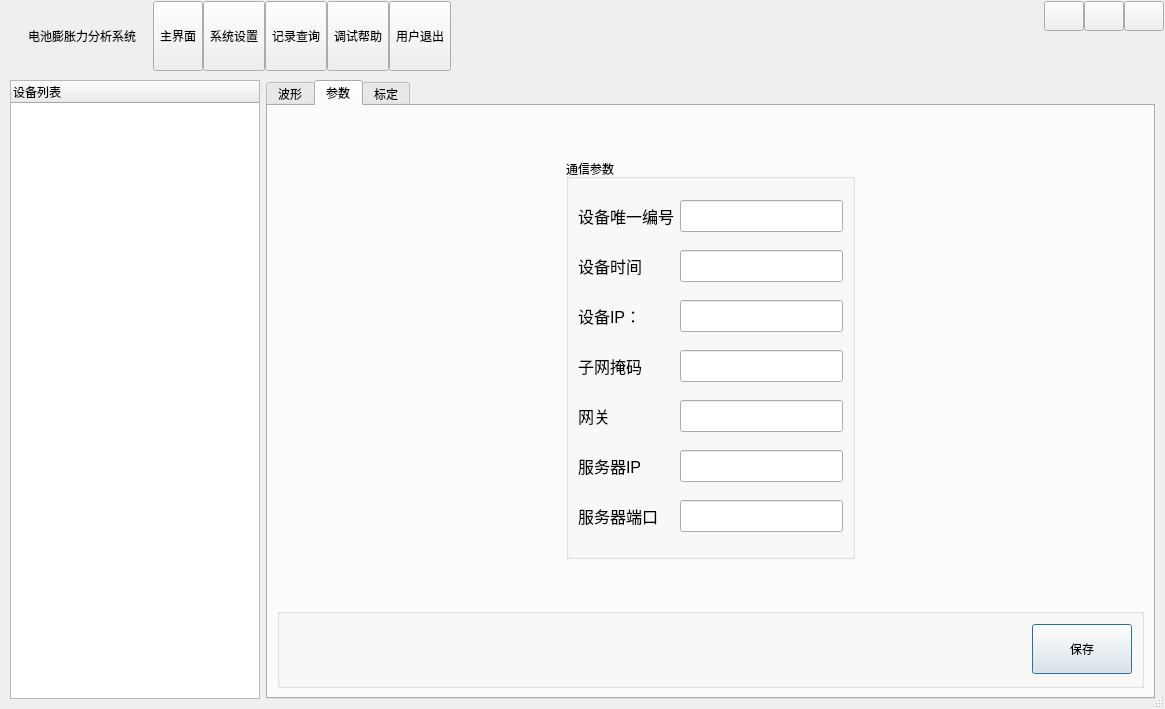
Before: the Qt Designer form MainWnd.ui in byteman/bullet, drawn with Qt 5.
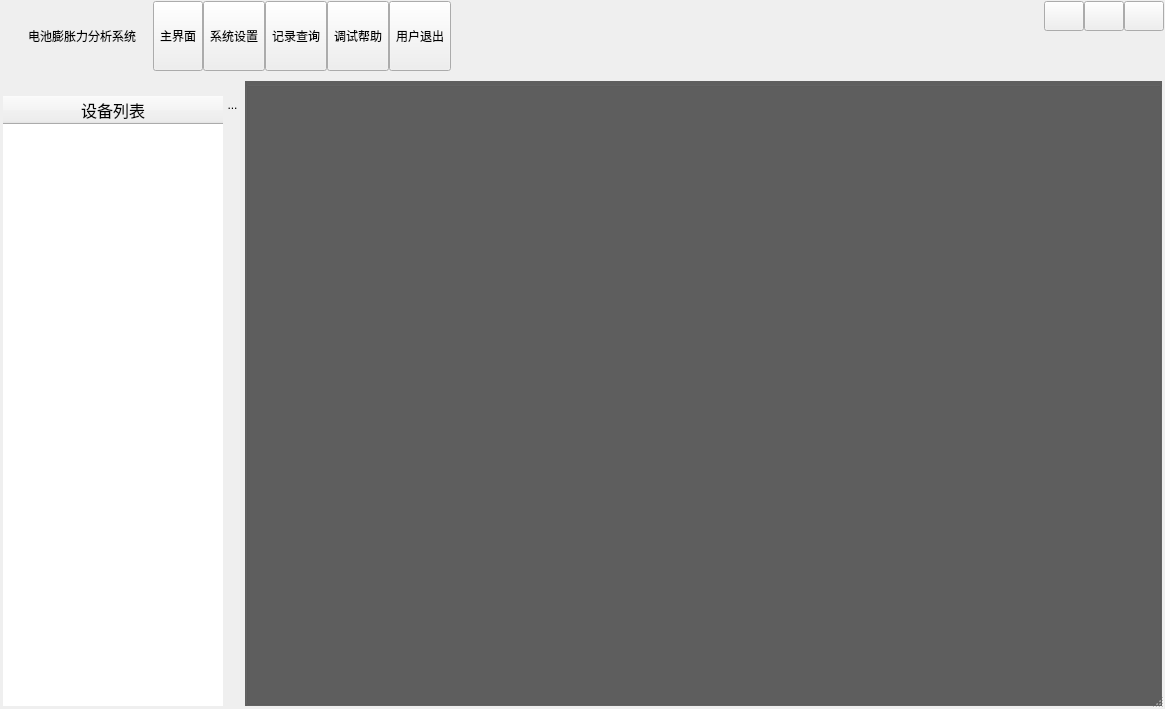
After: the same form once the commit is applied. The open tabs and pages were chosen to show the change. Icons and pictures are not drawn. Custom widgets are drawn as their Qt base class.

The edit to the form file:
```diff
--- a/MainWnd.ui
+++ b/MainWnd.ui
@@ -346,658 +346,197 @@
       <number>0</number>
      </property>
      <widget class="QWidget" name="page1">
-      <layout class="QHBoxLayout" name="horizontalLayout_7">
+      <layout class="QHBoxLayout" name="horizontalLayout_4">
+       <property name="spacing">
+        <number>2</number>
+       </property>
+       <property name="leftMargin">
+        <number>2</number>
+       </property>
+       <property name="topMargin">
+        <number>10</number>
+       </property>
+       <property name="rightMargin">
+        <number>2</number>
+       </property>
+       <property name="bottomMargin">
+        <number>2</number>
+       </property>
        <item>
-        <widget class="QTreeWidget" name="treeWidget">
+        <widget class="QWidget" name="widgetDocker" native="true">
          <property name="sizePolicy">
-          <sizepolicy hsizetype="Preferred" vsizetype="Expanding">
+          <sizepolicy hsizetype="Fixed" vsizetype="Preferred">
            <horstretch>0</horstretch>
            <verstretch>0</verstretch>
           </sizepolicy>
          </property>
          <property name="minimumSize">
           <size>
-           <width>250</width>
+           <width>0</width>
            <height>0</height>
           </size>
          </property>
-         <column>
-          <property name="text">
-           <string>设备列表</string>
+         <property name="styleSheet">
+          <string notr="true">border:0px solid ;</string>
+         </property>
+         <layout class="QHBoxLayout" name="horizontalLayout">
+          <property name="spacing">
+           <number>0</number>
           </property>
-         </column>
+          <property name="leftMargin">
+           <number>0</number>
+          </property>
+          <property name="topMargin">
+           <number>15</number>
+          </property>
+          <property name="rightMargin">
+           <number>0</number>
+          </property>
+          <property name="bottomMargin">
+           <number>0</number>
+          </property>
+          <item>
+           <widget class="QTreeWidget" name="treeWidget">
+            <property name="sizePolicy">
+             <sizepolicy hsizetype="Fixed" vsizetype="Expanding">
+              <horstretch>0</horstretch>
+              <verstretch>0</verstretch>
+             </sizepolicy>
+            </property>
+            <property name="minimumSize">
+             <size>
+              <width>220</width>
+              <height>0</height>
+             </size>
+            </property>
+            <property name="maximumSize">
+             <size>
+              <width>200</width>
+              <height>16777215</height>
+             </size>
+            </property>
+            <property name="styleSheet">
+             <string notr="true">border:0px;</string>
+            </property>
+            <property name="autoScroll">
+             <bool>false</bool>
+            </property>
+            <property name="animated">
+             <bool>true</bool>
+            </property>
+            <property name="columnCount">
+             <number>1</number>
+            </property>
+            <attribute name="headerVisible">
+             <bool>true</bool>
+            </attribute>
+            <attribute name="headerDefaultSectionSize">
+             <number>180</number>
+            </attribute>
+            <attribute name="headerMinimumSectionSize">
+             <number>38</number>
+            </attribute>
+            <column>
+             <property name="text">
+              <string>设备列表</string>
+             </property>
+             <property name="font">
+              <font>
+               <pointsize>12</pointsize>
+              </font>
+             </property>
+             <property name="textAlignment">
+              <set>AlignCenter</set>
+             </property>
+             <property name="background">
+              <color>
+               <red>255</red>
+               <green>255</green>
+               <blue>255</blue>
+              </color>
+             </property>
+             <property name="foreground">
+              <brush brushstyle="NoBrush">
+               <color alpha="255">
+                <red>255</red>
+                <green>255</green>
+                <blue>255</blue>
+               </color>
+              </brush>
+             </property>
+            </column>
+           </widget>
+          </item>
+          <item>
+           <layout class="QVBoxLayout" name="verticalLayout_4">
+            <item>
+             <widget class="QToolButton" name="btnShou">
+              <property name="styleSheet">
+               <string notr="true">background-color: rgba(93, 93, 93, 10);
+border:0px;
+
+QToolButton#btnShou:hover{
+	border:1px solid red;
+}</string>
+              </property>
+              <property name="text">
+               <string>...</string>
+              </property>
+              <property name="icon">
+               <iconset resource="img.qrc">
+                <normaloff>:/image/shou.png</normaloff>:/image/shou.png</iconset>
+              </property>
+             </widget>
+            </item>
+            <item>
+             <spacer name="verticalSpacer_6">
+              <property name="orientation">
+               <enum>Qt::Vertical</enum>
+              </property>
+              <property name="sizeHint" stdset="0">
+               <size>
+                <width>20</width>
+                <height>498</height>
+               </size>
+              </property>
+             </spacer>
+            </item>
+           </layout>
+          </item>
+         </layout>
         </widget>
        </item>
        <item>
-        <widget class="QTabWidget" name="tabWidget">
-         <property name="currentIndex">
-          <number>0</number>
+        <widget class="QGroupBox" name="gbDevices">
+         <property name="sizePolicy">
+          <sizepolicy hsizetype="Expanding" vsizetype="Preferred">
+           <horstretch>0</horstretch>
+           <verstretch>0</verstretch>
+          </sizepolicy>
          </property>
-         <widget class="QWidget" name="tab">
-          <attribute name="title">
-           <string>波形</string>
-          </attribute>
-          <layout class="QVBoxLayout" name="verticalLayout_7">
-           <item>
-            <widget class="QGroupBox" name="gbDevices">
-             <property name="styleSheet">
-              <string notr="true">background-color: rgb(95, 95, 95);</string>
-             </property>
-             <property name="title">
-              <string/>
-             </property>
-             <layout class="QVBoxLayout" name="verticalLayout_14"/>
-            </widget>
-           </item>
-          </layout>
-         </widget>
-         <widget class="QWidget" name="tab_2">
-          <attribute name="title">
-           <string>参数</string>
-          </attribute>
-          <layout class="QVBoxLayout" name="verticalLayout_4">
-           <item>
-            <spacer name="verticalSpacer_3">
-             <property name="orientation">
-              <enum>Qt::Vertical</enum>
-             </property>
-             <property name="sizeHint" stdset="0">
-              <size>
-               <width>20</width>
-               <height>40</height>
-              </size>
-             </property>
-            </spacer>
-           </item>
-           <item>
-            <layout class="QHBoxLayout" name="horizontalLayout_8">
-             <item>
-              <spacer name="horizontalSpacer_6">
-               <property name="orientation">
-                <enum>Qt::Horizontal</enum>
-               </property>
-               <property name="sizeHint" stdset="0">
-                <size>
-                 <width>40</width>
-                 <height>20</height>
-                </size>
-               </property>
-              </spacer>
-             </item>
-             <item>
-              <widget class="QGroupBox" name="groupBox_6">
-               <property name="sizePolicy">
-                <sizepolicy hsizetype="Preferred" vsizetype="Preferred">
-                 <horstretch>0</horstretch>
-                 <verstretch>0</verstretch>
-                </sizepolicy>
-               </property>
-               <property name="minimumSize">
-                <size>
-                 <width>0</width>
-                 <height>400</height>
-                </size>
-               </property>
-               <property name="maximumSize">
-                <size>
-                 <width>100000</width>
-                 <height>100000</height>
-                </size>
-               </property>
-               <property name="title">
-                <string>通信参数</string>
-               </property>
-               <layout class="QGridLayout" name="gridLayout">
-                <item row="1" column="0">
-                 <widget class="QLabel" name="label_8">
-                  <property name="font">
-                   <font>
-                    <family>Arial</family>
-                    <pointsize>12</pointsize>
-                   </font>
-                  </property>
-                  <property name="text">
-                   <string>设备唯一编号</string>
-                  </property>
-                 </widget>
-                </item>
-                <item row="2" column="1">
-                 <widget class="QLineEdit" name="edtTime">
-                  <property name="minimumSize">
-                   <size>
-                    <width>0</width>
-                    <height>32</height>
-                   </size>
-                  </property>
-                  <property name="font">
-                   <font>
-                    <family>Arial</family>
-                    <pointsize>12</pointsize>
-                   </font>
-                  </property>
-                  <property name="text">
-                   <string/>
-                  </property>
-                 </widget>
-                </item>
-                <item row="3" column="0">
-                 <widget class="QLabel" name="label_13">
-                  <property name="font">
-                   <font>
-                    <family>Arial</family>
-                    <pointsize>12</pointsize>
-                   </font>
-                  </property>
-                  <property name="text">
-                   <string>设备IP：</string>
-                  </property>
-                 </widget>
-                </item>
-                <item row="4" column="1">
-                 <widget class="QLineEdit" name="edtNetmask">
-                  <property name="minimumSize">
-                   <size>
-                    <width>0</width>
-                    <height>32</height>
-                   </size>
-                  </property>
-                  <property name="font">
-                   <font>
-                    <family>Arial</family>
-                    <pointsize>12</pointsize>
-                   </font>
-                  </property>
-                  <property name="text">
-                   <string/>
-                  </property>
-                 </widget>
-                </item>
-                <item row="5" column="0">
-                 <widget class="QLabel" name="label_18">
-                  <property name="font">
-                   <font>
-                    <family>Arial</family>
-                    <pointsize>12</pointsize>
-                   </font>
-                  </property>
-                  <property name="text">
-                   <string>网关</string>
-                  </property>
-                 </widget>
-                </item>
-                <item row="5" column="1">
-                 <widget class="QLineEdit" name="edtGateway">
-                  <property name="minimumSize">
-                   <size>
-                    <width>0</width>
-                    <height>32</height>
-                   </size>
-                  </property>
-                  <property name="font">
-                   <font>
-                    <family>Arial</family>
-                    <pointsize>12</pointsize>
-                   </font>
-                  </property>
-                  <property name="text">
-                   <string/>
-                  </property>
-                 </widget>
-                </item>
-                <item row="2" column="0">
-                 <widget class="QLabel" name="label_7">
-                  <property name="font">
-                   <font>
-                    <family>Arial</family>
-                    <pointsize>12</pointsize>
-                   </font>
-                  </property>
-                  <property name="text">
-                   <string>设备时间</string>
-                  </property>
-                 </widget>
-                </item>
-                <item row="4" column="0">
-                 <widget class="QLabel" name="label_17">
-                  <property name="font">
-                   <font>
-                    <family>Arial</family>
-                    <pointsize>12</pointsize>
-                   </font>
-                  </property>
-                  <property name="text">
-                   <string>子网掩码</string>
-                  </property>
-                 </widget>
-                </item>
-                <item row="1" column="1">
-                 <widget class="QLineEdit" name="edtDevId">
-                  <property name="minimumSize">
-                   <size>
-                    <width>0</width>
-                    <height>32</height>
-                   </size>
-                  </property>
-                  <property name="font">
-                   <font>
-                    <family>Arial</family>
-                    <pointsize>12</pointsize>
-                   </font>
-                  </property>
-                 </widget>
-                </item>
-                <item row="6" column="0">
-                 <widget class="QLabel" name="label_14">
-                  <property name="font">
-                   <font>
-                    <family>Arial</family>
-                    <pointsize>12</pointsize>
-                   </font>
-                  </property>
-                  <property name="text">
-                   <string>服务器IP</string>
-                  </property>
-                 </widget>
-                </item>
-                <item row="6" column="1">
-                 <widget class="QLineEdit" name="edtServerIp">
-                  <property name="minimumSize">
-                   <size>
-                    <width>0</width>
-                    <height>32</height>
-                   </size>
-                  </property>
-                  <property name="font">
-                   <font>
-                    <family>Arial</family>
-                    <pointsize>12</pointsize>
-                   </font>
-                  </property>
-                  <property name="text">
-                   <string/>
-                  </property>
-                 </widget>
-                </item>
-                <item row="7" column="0">
-                 <widget class="QLabel" name="label_20">
-                  <property name="font">
-                   <font>
-                    <family>Arial</family>
-                    <pointsize>12</pointsize>
-                   </font>
-                  </property>
-                  <property name="text">
-                   <string>服务器端口</string>
-                  </property>
-                 </widget>
-                </item>
-                <item row="7" column="1">
-                 <widget class="QLineEdit" name="edtServerPort">
-                  <property name="minimumSize">
-                   <size>
-                    <width>0</width>
-                    <height>32</height>
-                   </size>
-                  </property>
-                  <property name="font">
-                   <font>
-                    <family>Arial</family>
-                    <pointsize>12</pointsize>
-                   </font>
-                  </property>
-                  <property name="text">
-                   <string/>
-                  </property>
-                 </widget>
-                </item>
-                <item row="3" column="1">
-                 <widget class="QLineEdit" name="edtDevIp">
-                  <property name="minimumSize">
-                   <size>
-                    <width>0</width>
-                    <height>32</height>
-                   </size>
-                  </property>
-                  <property name="font">
-                   <font>
-                    <family>Arial</family>
-                    <pointsize>12</pointsize>
-                   </font>
-                  </property>
-                  <property name="text">
-                   <string/>
-                  </property>
-                 </widget>
-                </item>
-               </layout>
-              </widget>
-             </item>
-             <item>
-              <spacer name="horizontalSpacer_7">
-               <property name="orientation">
-                <enum>Qt::Horizontal</enum>
-               </property>
-               <property name="sizeHint" stdset="0">
-                <size>
-                 <width>40</width>
-                 <height>20</height>
-                </size>
-               </property>
-              </spacer>
-             </item>
-            </layout>
-           </item>
-           <item>
-            <spacer name="verticalSpacer_2">
-             <property name="orientation">
-              <enum>Qt::Vertical</enum>
-             </property>
-             <property name="sizeHint" stdset="0">
-              <size>
-               <width>20</width>
-               <height>40</height>
-              </size>
-             </property>
-            </spacer>
-           </item>
-           <item>
-            <widget class="QGroupBox" name="groupBox_7">
-             <property name="sizePolicy">
-              <sizepolicy hsizetype="Preferred" vsizetype="Fixed">
-               <horstretch>0</horstretch>
-               <verstretch>0</verstretch>
-              </sizepolicy>
-             </property>
-             <property name="minimumSize">
-              <size>
-               <width>0</width>
-               <height>80</height>
-              </size>
-             </property>
-             <property name="title">
-              <string/>
-             </property>
-             <layout class="QHBoxLayout" name="horizontalLayout_5">
-              <item>
-               <spacer name="horizontalSpacer_2">
-                <property name="orientation">
-                 <enum>Qt::Horizontal</enum>
-                </property>
-                <property name="sizeHint" stdset="0">
-                 <size>
-                  <width>811</width>
-                  <height>20</height>
-                 </size>
-                </property>
-               </spacer>
-              </item>
-              <item>
-               <widget class="QPushButton" name="btnSavePara">
-                <property name="minimumSize">
-                 <size>
-                  <width>100</width>
-                  <height>50</height>
-                 </size>
-                </property>
-                <property name="text">
-                 <string>保存</string>
-                </property>
-               </widget>
-              </item>
-             </layout>
-            </widget>
-           </item>
-          </layout>
-         </widget>
-         <widget class="QWidget" name="widget">
-          <attribute name="title">
-           <string>标定</string>
-          </attribute>
-          <layout class="QVBoxLayout" name="verticalLayout_6">
-           <item>
-            <spacer name="verticalSpacer_4">
-             <property name="orientation">
-              <enum>Qt::Vertical</enum>
-             </property>
-             <property name="sizeHint" stdset="0">
-              <size>
-               <width>20</width>
-               <height>147</height>
-              </size>
-             </property>
-            </spacer>
-           </item>
-           <item>
-            <layout class="QHBoxLayout" name="horizontalLayout_4">
-             <item>
-              <spacer name="horizontalSpacer_4">
-               <property name="orientation">
-                <enum>Qt::Horizontal</enum>
-               </property>
-               <property name="sizeHint" stdset="0">
-                <size>
-                 <width>40</width>
-                 <height>20</height>
-                </size>
-               </property>
-              </spacer>
-             </item>
-             <item>
-              <widget class="QGroupBox" name="groupBox_9">
-               <property name="minimumSize">
-                <size>
-                 <width>500</width>
-                 <height>0</height>
-                </size>
-               </property>
-               <property name="title">
-                <string/>
-               </property>
-               <layout class="QGridLayout" name="gridLayout_5">
-                <item row="0" column="0">
-                 <widget class="QLabel" name="label_3">
-                  <property name="text">
-                   <string>通道</string>
-                  </property>
-                 </widget>
-                </item>
-                <item row="0" column="1" colspan="2">
-                 <widget class="QComboBox" name="cbxChan">
-                  <property name="minimumSize">
-                   <size>
-                    <width>0</width>
-                    <height>30</height>
-                   </size>
-                  </property>
-                  <property name="font">
-                   <font>
-                    <family>Arial</family>
-                    <pointsize>12</pointsize>
-                   </font>
-                  </property>
-                  <item>
-                   <property name="text">
-                    <string>1</string>
-                   </property>
-                  </item>
-                  <item>
-                   <property name="text">
-                    <string>2</string>
-                   </property>
-                  </item>
-                  <item>
-                   <property name="text">
-                    <string>3</string>
-                   </property>
-                  </item>
-                  <item>
-                   <property name="text">
-                    <string>4</string>
-                   </property>
-                  </item>
-                  <item>
-                   <property name="text">
-                    <string>5</string>
-                   </property>
-                  </item>
-                  <item>
-                   <property name="text">
-                    <string>6</string>
-                   </property>
-                  </item>
-                  <item>
-                   <property name="text">
-                    <string>7</string>
-                   </property>
-                  </item>
-                  <item>
-                   <property name="text">
-                    <string>8</string>
-                   </property>
-                  </item>
-                 </widget>
-                </item>
-                <item row="1" column="0">
-                 <widget class="QLabel" name="label_5">
-                  <property name="text">
-                   <string>实时AD</string>
-                  </property>
-                 </widget>
-                </item>
-                <item row="1" column="1" colspan="2">
-                 <widget class="QLineEdit" name="edtRtAd">
-                  <property name="minimumSize">
-                   <size>
-                    <width>0</width>
-                    <height>30</height>
-                   </size>
-                  </property>
-                  <property name="font">
-                   <font>
-                    <family>Arial</family>
-                    <pointsize>12</pointsize>
-                   </font>
-                  </property>
-                 </widget>
-                </item>
-                <item row="2" column="0">
-                 <widget class="QLabel" name="label_6">
-                  <property name="text">
-                   <string>实时重量</string>
-                  </property>
-                 </widget>
-                </item>
-                <item row="2" column="1" colspan="2">
-                 <widget class="QLineEdit" name="edtrtWgt">
-                  <property name="minimumSize">
-                   <size>
-                    <width>0</width>
-                    <height>30</height>
-                   </size>
-                  </property>
-                  <property name="font">
-                   <font>
-                    <family>Arial</family>
-                    <pointsize>12</pointsize>
-                   </font>
-                  </property>
-                 </widget>
-                </item>
-                <item row="3" column="0">
-                 <widget class="QLabel" name="label_4">
-                  <property name="text">
-                   <string>标定重量</string>
-                  </property>
-                 </widget>
-                </item>
-                <item row="3" column="1" colspan="2">
-                 <widget class="QLineEdit" name="edtCalibWet">
-                  <property name="minimumSize">
-                   <size>
-                    <width>0</width>
-                    <height>30</height>
-                   </size>
-                  </property>
-                  <property name="font">
-                   <font>
-                    <family>Arial</family>
-                    <pointsize>12</pointsize>
-                   </font>
-                  </property>
-                 </widget>
-                </item>
-                <item row="4" column="1">
-                 <widget class="QPushButton" name="btnCalibZero">
-                  <property name="minimumSize">
-                   <size>
-                    <width>0</width>
-                    <height>35</height>
-                   </size>
-                  </property>
-                  <property name="text">
-                   <string>标定零点</string>
-                  </property>
-                 </widget>
-                </item>
-                <item row="4" column="2">
-                 <widget class="QPushButton" name="btnCalibWet">
-                  <property name="minimumSize">
-                   <size>
-                    <width>0</width>
-                    <height>35</height>
-                   </size>
-                  </property>
-                  <property name="text">
-                   <string>标定重量</string>
-                  </property>
-                 </widget>
-                </item>
-                <item row="4" column="0">
-                 <widget class="QPushButton" name="btnResetZero">
-                  <property name="minimumSize">
-                   <size>
-                    <width>0</width>
-                    <height>35</height>
-                   </size>
-                  </property>
-                  <property name="text">
-                   <string>清零</string>
-                  </property>
-                 </widget>
-                </item>
-               </layout>
-              </widget>
-             </item>
-             <item>
-              <spacer name="horizontalSpacer_5">
-               <property name="orientation">
-                <enum>Qt::Horizontal</enum>
-               </property>
-               <property name="sizeHint" stdset="0">
-                <size>
-                 <width>40</width>
-                 <height>20</height>
-                </size>
-               </property>
-              </spacer>
-             </item>
-            </layout>
-           </item>
-           <item>
-            <spacer name="verticalSpacer_5">
-             <property name="orientation">
-              <enum>Qt::Vertical</enum>
-             </property>
-             <property name="sizeHint" stdset="0">
-              <size>
-               <width>20</width>
-               <height>146</height>
-              </size>
-             </property>
-            </spacer>
-           </item>
-          </layout>
-         </widget>
+         <property name="styleSheet">
+          <string notr="true">background-color: rgb(95, 95, 95);</string>
+         </property>
+         <property name="title">
+          <string/>
+         </property>
+         <layout class="QVBoxLayout" name="verticalLayout_14">
+          <property name="spacing">
+           <number>0</number>
+          </property>
+          <property name="leftMargin">
+           <number>0</number>
+          </property>
+          <property name="topMargin">
+           <number>0</number>
+          </property>
+          <property name="rightMargin">
+           <number>0</number>
+          </property>
+          <property name="bottomMargin">
+           <number>0</number>
+          </property>
+         </layout>
         </widget>
        </item>
       </layout>
@@ -1095,6 +634,14 @@
    </item>
   </layout>
  </widget>
+ <customwidgets>
+  <customwidget>
+   <class>QCustomPlot</class>
+   <extends>QWidget</extends>
+   <header location="global">qcustomplot.h</header>
+   <container>1</container>
+  </customwidget>
+ </customwidgets>
  <resources>
   <include location="main.qrc"/>
  </resources>
```
Left out of the diff: 10 changed lines with no effect on the pictures.
